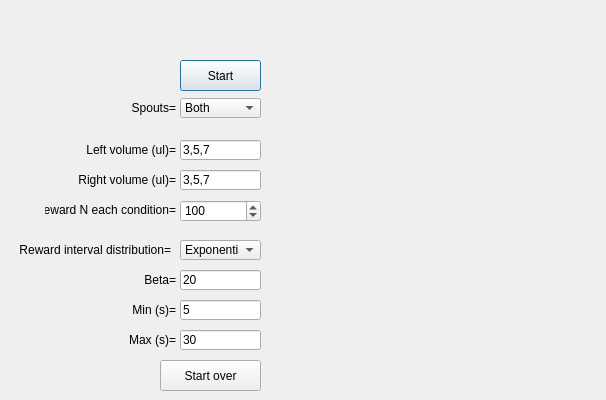
The window that src/foraging_gui/RandomReward.ui (AllenNeuralDynamics/dynamic-foraging-task) describes before a commit, drawn with Qt 5.
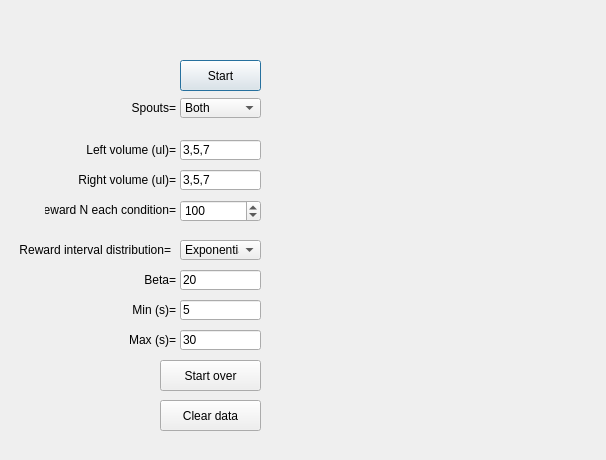
The same window after the commit.

Commit message: adding clear data button and function

Patch:
```diff
--- a/src/foraging_gui/RandomReward.ui
+++ b/src/foraging_gui/RandomReward.ui
@@ -7,7 +7,7 @@
     <x>0</x>
     <y>0</y>
     <width>606</width>
-    <height>400</height>
+    <height>460</height>
    </rect>
   </property>
   <property name="windowTitle">
@@ -421,8 +421,8 @@
    </property>
    <property name="geometry">
     <rect>
-     <x>290</x>
-     <y>30</y>
+     <x>300</x>
+     <y>60</y>
      <width>241</width>
      <height>331</height>
     </rect>
@@ -466,6 +466,19 @@
     <string>Start over</string>
    </property>
   </widget>
+  <widget class="QPushButton" name="ClearData">
+   <property name="geometry">
+    <rect>
+     <x>160</x>
+     <y>400</y>
+     <width>101</width>
+     <height>31</height>
+    </rect>
+   </property>
+   <property name="text">
+    <string>Clear data</string>
+   </property>
+  </widget>
  </widget>
  <resources/>
  <connections/>
```
The commit also changes 1 other file.
